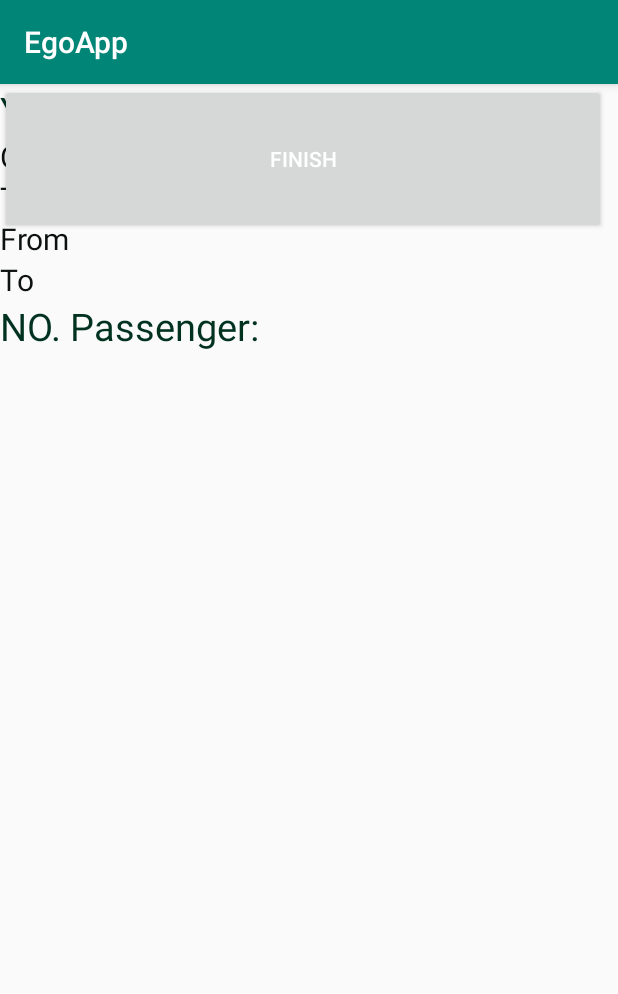
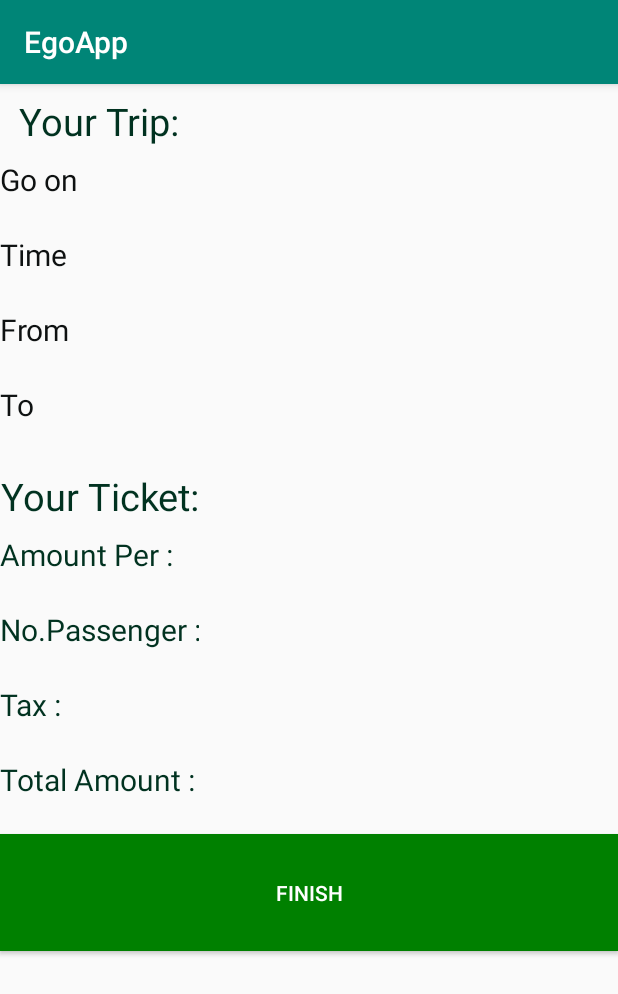
Before and after one commit to NhungLuong1009/EgoApp, an Android app: the screen it shows after launch (DisplayTicket), on a phone screen of 412 x 824 dp. Shown: the top 994 px of the screen. Run offline under Robolectric (Android 15) with nearby library versions, the phone set to English and light mode, and no system bars.

Commit message:
This is the second commit, I am adding displayTicket

```diff
--- /dev/null
+++ b/app/src/main/res/color/green.xml
@@ -0,0 +1,4 @@
+<?xml version="1.0" encoding="utf-8"?>
+<selector xmlns:android="http://schemas.android.com/apk/res/android">
+
+</selector>
--- a/app/src/main/res/layout/display_ticket.xml
+++ b/app/src/main/res/layout/display_ticket.xml
@@ -6,21 +6,23 @@
     tools:context=".DisplayTicket">
     <TableLayout
         android:layout_width="match_parent"
-        android:layout_height="200dp"
+        android:layout_height="match_parent"
         android:collapseColumns="2"
         tools:ignore="MissingConstraints">
 
 
         <!-- first row of the table layout-->
         <TableRow android:layout_span="2">
+
             <TextView
                 android:id="@+id/displayTrip"
-                android:layout_width="wrap_content"
-                android:layout_height="match_parent"
+                android:layout_width="match_parent"
+                android:layout_height="50dp"
                 android:inputType="textPersonName"
                 android:text="Your Trip:"
-                android:textSize="25sp"
-                android:textColor="#013220"/>
+                android:textColor="#013220"
+                android:textSize="25dp"
+                android:gravity="center"/>
 
         </TableRow>
         <TableRow
@@ -29,8 +31,8 @@
             android:layout_height="wrap_content">
             <TextView
                 android:id="@+id/dateToGo"
-                android:layout_width="wrap_content"
-                android:layout_height="match_parent"
+                android:layout_width="100dp"
+                android:layout_height="50dp"
                 android:inputType="textPersonName"
                 android:text="Go on "
                 android:textSize="20sp"
@@ -41,8 +43,8 @@
         <TableRow>
             <TextView
                 android:id="@+id/timeToGo"
-                android:layout_width="wrap_content"
-                android:layout_height="match_parent"
+                android:layout_width="100dp"
+                android:layout_height="50dp"
                 android:inputType="textPersonName"
                 android:text="Time "
                 android:textSize="20sp"
@@ -52,8 +54,8 @@
         <TableRow>
             <TextView
                 android:id="@+id/startCity"
-                android:layout_width="wrap_content"
-                android:layout_height="match_parent"
+                android:layout_width="100dp"
+                android:layout_height="50dp"
                 android:inputType="textPersonName"
                 android:text="From "
                 android:textSize="20sp"
@@ -63,34 +65,89 @@
         <TableRow>
             <TextView
                 android:id="@+id/endCity"
-                android:layout_width="wrap_content"
-                android:layout_height="match_parent"
+                android:layout_width="100dp"
+                android:layout_height="50dp"
                 android:inputType="textPersonName"
                 android:text="To "
                 android:textSize="20sp"
                 android:textColor="#0e1111"/>
         </TableRow>
 
+
+
+        <TableRow android:layout_span="2">
+
+            <TextView
+                android:id="@+id/displayTicket"
+                android:layout_width="match_parent"
+                android:layout_height="50dp"
+                android:inputType="textPersonName"
+                android:text="Your Ticket:"
+                android:textColor="#013220"
+                android:textSize="25dp"
+                android:gravity="center"/>
+
+        </TableRow>
+
         <TableRow
             android:layout_span="2"
             android:layout_height="200dp">
-        <TextView
-            android:id="@+id/numOfPassenger"
-            android:inputType="textPersonName"
-            android:text="NO. Passenger:"
-            android:textSize="25sp"
-            android:textColor="#013220"/>
+            <TextView
+                android:layout_width="100dp"
+                android:layout_height="50dp"
+                android:id="@+id/amountPerCustomer"
+                android:inputType="textPersonName"
+                android:text="Amount Per :"
+                android:textSize="20sp"
+                android:textColor="#013220"/>
         </TableRow>
 
+        <TableRow
+            android:layout_span="2"
+            android:layout_height="200dp">
+            <TextView
+                android:layout_width="100dp"
+                android:layout_height="50dp"
+                android:id="@+id/numOfPassenger"
+                android:inputType="textPersonName"
+                android:text="No.Passenger :"
+                android:textSize="20sp"
+                android:textColor="#013220"/>
+        </TableRow>
+
+        <TableRow
+            android:layout_span="2"
+            android:layout_height="200dp">
+            <TextView
+                android:layout_width="100dp"
+                android:layout_height="50dp"
+                android:id="@+id/tax"
+                android:inputType="textPersonName"
+                android:text="Tax :"
+                android:textSize="20sp"
+                android:textColor="#013220"/>
+        </TableRow>
+
+        <TableRow
+            android:layout_span="2"
+            android:layout_height="200dp">
+            <TextView
+                android:layout_width="100dp"
+                android:layout_height="50dp"
+                android:id="@+id/totalAmount"
+                android:inputType="textPersonName"
+                android:text="Total Amount :"
+                android:textSize="20sp"
+                android:textColor="#013220"/>
+        </TableRow>
+
+        <Button
+            android:id="@+id/displayTicketBtn"
+            android:layout_width="match_parent"
+            android:layout_height="78dp"
+            android:background="#008000"
+            android:text="FINISH"
+            android:textColor="#FFFFFF" />
     </TableLayout>
 
-    <Button
-        android:id="@+id/displayTicketBtn"
-        android:layout_width="404dp"
-        android:layout_height="100dp"
-        android:shadowColor="#008000"
-        android:text="FINISH"
-        android:textColor="#FFFFFF"
-        tools:layout_editor_absoluteX="0dp"
-        tools:layout_editor_absoluteY="175dp" />
 </androidx.constraintlayout.widget.ConstraintLayout>
```
Also changed, not shown: app/src/main/res/layout/activity_main.xml (+6 -3 lines), app/src/main/res/layout/display_trip.xml (+42 -43 lines), app/src/main/res/layout/make_trip.xml (+51 -29 lines).
